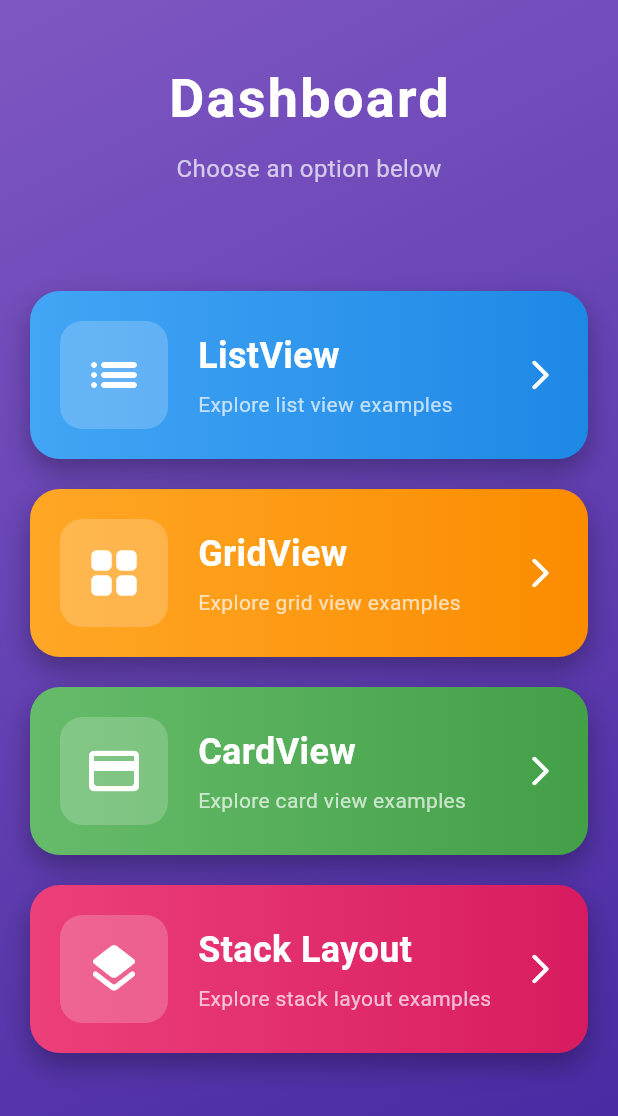
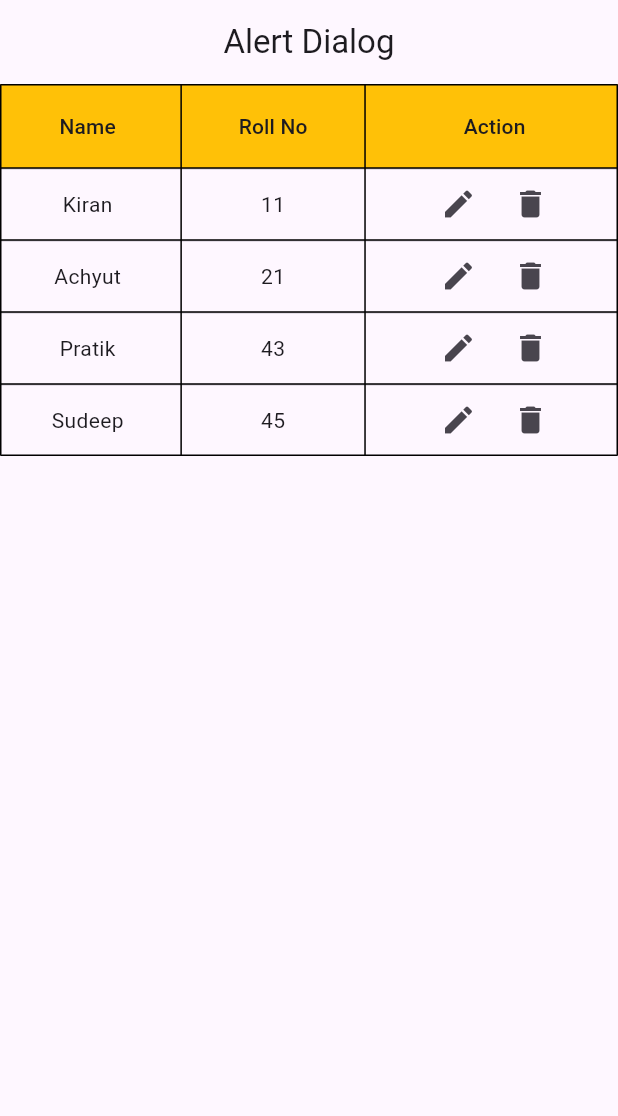
Before and after one commit to Garima-Shrestha/flutter_for_college, a Flutter app: the screen it shows after launch, on a phone screen of 412 x 824 dp. Shown: the top 1116 px of the screen. Run offline on Flutter 3.47's test engine with Material 3 defaults, Android fonts, the phone set to English and light mode, and no system bars.

Commit message:
DataTable and AlertDiablog Screen done with student_datatable model

```diff
--- a/lib/app.dart
+++ b/lib/app.dart
@@ -1,5 +1,7 @@
 import 'package:flutter/material.dart';
+import 'package:flutterfor_college/screens/alertdialog_screen.dart';
 import 'package:flutterfor_college/screens/dashboard_screen.dart';
+import 'package:flutterfor_college/screens/datatable_screen.dart';
 import 'package:flutterfor_college/screens/employee_screen.dart';
 
 class MyApp extends StatelessWidget {
@@ -14,8 +16,10 @@ class MyApp extends StatelessWidget {
         colorScheme: ColorScheme.fromSeed(seedColor: Colors.deepPurple),
         useMaterial3: true,
       ),
-      home: const DashboardScreen(),
+      // home: const DashboardScreen(),
       // home: const EmployeeScreen(),
+      // home: const DatatableScreen(),
+      home: const AlertdialogScreen(),
     );
   }
 }
--- /dev/null
+++ b/lib/models/student_datatable.dart
@@ -0,0 +1,9 @@
+class Student {
+  final String fname;
+  final int age;
+
+  Student({
+    required this.fname,
+    required this.age,
+  });
+}
--- /dev/null
+++ b/lib/screens/alertdialog_screen.dart
@@ -0,0 +1,114 @@
+import 'package:flutter/material.dart';
+import 'package:flutterfor_college/models/student_datatable.dart';
+
+class AlertdialogScreen extends StatefulWidget {
+  const AlertdialogScreen({super.key});
+
+  @override
+  State<AlertdialogScreen> createState() => _AlertdialogScreenState();
+}
+
+class _AlertdialogScreenState extends State<AlertdialogScreen> {
+  List<Student> lstStudent = [
+    Student(fname: "Kiran", age: 11),
+    Student(fname: 'Achyut', age: 21),
+    Student(fname: "Pratik", age: 43),
+    Student(fname: "Sudeep", age: 45),
+  ];
+
+
+  showAlertDialog(BuildContext context, Student student) {
+    // set up the AlertDialog
+    AlertDialog alert = AlertDialog(
+      title: const Text("Delete ?"),
+      content: Text("Are you sure you want to delete ${student.fname} ??"),
+      actions: [
+        TextButton(
+            child: const Text("No"),
+            onPressed: (){
+              Navigator.pop(context);
+            }),
+        TextButton(
+            child: const Text("Yes"),
+            onPressed: (){
+              setState(() {
+                lstStudent.remove(student);
+              });
+              Navigator.pop(context);
+            })
+      ],
+    );
+    // show the dialog
+    showDialog(
+        context: context,
+        builder: (BuildContext context) {
+          return alert;
+        }
+    );
+  }
+
+  @override
+  Widget build(BuildContext context) {
+    return Scaffold(
+      appBar: AppBar(title: const Text('Alert Dialog'), centerTitle: true),
+      body: SizedBox(
+        height: double.infinity,
+        width: double.infinity,
+        child: DataTable(
+          headingRowColor: MaterialStateColor.resolveWith(
+                (states) => Colors.amber,
+          ),
+          border: TableBorder.all(color: Colors.black),
+          columns: const [
+            DataColumn(label: Expanded(
+              child: Text(
+                'Name',
+                textAlign: TextAlign.center,
+              ),
+            ),
+            ),
+            DataColumn(label: Expanded(
+              // Or you can use center widget
+              child: Center(
+                child: Text(
+                  "Roll No",
+                ),
+              ),
+            ),
+            ),
+            DataColumn(label: Expanded(
+              // Or you can use center widget
+              child: Center(
+                child: Text("Action",
+                ),
+              ),
+            ),
+            ),
+          ],
+
+          // Alert Dialog Box
+          rows: lstStudent.map((student) => DataRow(
+            cells: [
+              DataCell(Center(child: Text(student.fname!))),
+              DataCell(Center(child: Text(student.age.toString()))),
+              DataCell(Center(
+                child: Wrap(
+                  children: [
+                    IconButton(onPressed: () {
+                      setState(() {});
+                    }, icon: const Icon(Icons.edit),
+                    ),
+                    IconButton(onPressed: () {
+                      showAlertDialog(context, student);
+                    }, icon: const Icon(Icons.delete),
+                    ),
+                  ],
+                ),
+              )),
+            ],
+          )).toList(),
+      ),
+      ),
+    );
+  }
+}
```
Also changed, not shown: lib/screens/datatable_screen.dart (added, +130 -0 lines).
